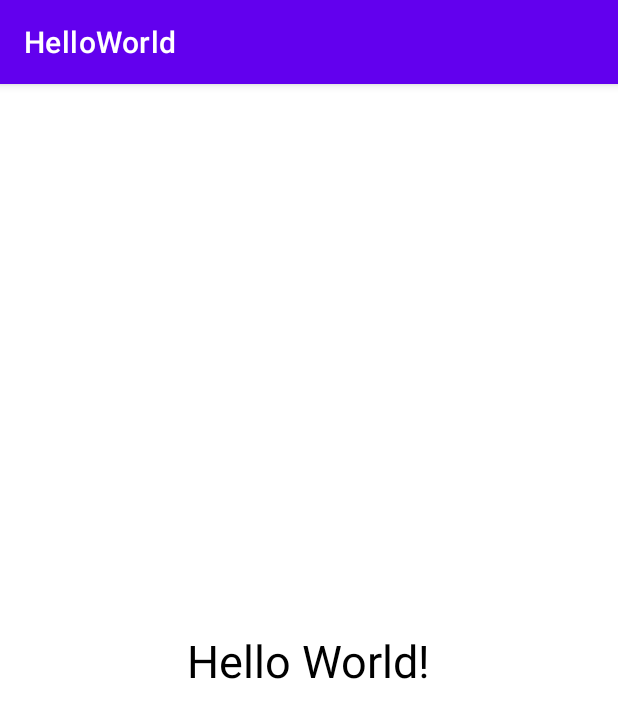
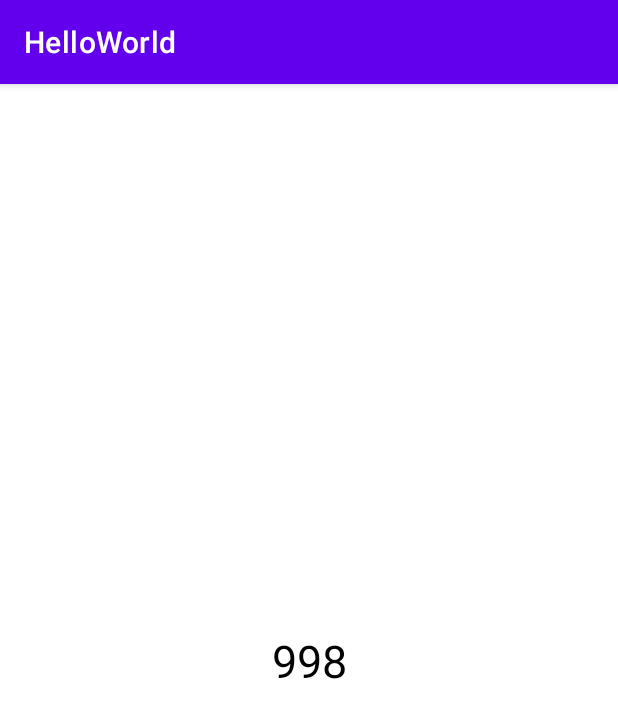
Before and after one commit to ozaenzenzen/latihan-kotlin1, an Android app: the screen it shows after launch (MainActivity), on a phone screen of 412 x 824 dp. Shown: the top 718 px of the screen. Run offline under Robolectric (Android 15) with nearby library versions, the phone set to English and light mode, and no system bars.

Commit message:
learn kotlin operators

```diff
--- a/app/src/main/java/com/example/helloworld/MainActivity.kt
+++ b/app/src/main/java/com/example/helloworld/MainActivity.kt
@@ -17,15 +17,40 @@ class MainActivity : AppCompatActivity() {
 //        Toast.makeText(this, "OnCreate function", Toast.LENGTH_LONG)
 //        Log.i("info", "onCreate Function Executed!")
 
-        val numInt: Int = 100
-        val pi: Float = 3.14f
-        val numLong: Long = 98567842132020021
-        val isSheNice: Boolean = true
-        val isSigned: Boolean = true
-        var testString: String = "Namanya siapa"
+        var carBrand = "Toyota"
+        var carName = "Fortuner"
+        val year = 2005
+        val yearNow = 2021
 
+        //additional operator
+        var total = carBrand + carName + year.toString()
 
-        testString = "apasaja"
+        //assignment operator
+        carBrand = carName
 
+        //subtract operator
+        var totalYear = "The car is " + (yearNow - year) + " years old"
+
+        //division operator
+        var divisionResult = yearNow / year
+
+        //multipliction operator
+        var mulResult = yearNow * year
+
+        //increment operator
+        var incrementResult = 2000
+        incrementResult++
+
+        //decrement operator
+        var decrementResult = 1000
+        decrementResult--
+        decrementResult--
+
+        //show output to log
+        Log.i("LOG", total)
+
+        val textView: TextView = findViewById(R.id.textView)
+
+        textView.setText(decrementResult.toString())
     }
 }
```
